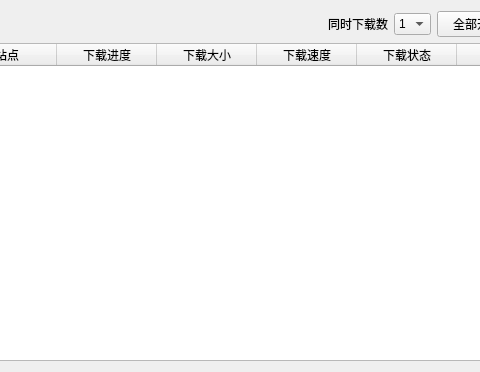
First picture: the form in ui/ui_download.ui, repository tonquer/ehentai-qt, before the edit; both pictures show x 255 to 735 and y 0 to 372 of the 1156 by 372 pixel window.
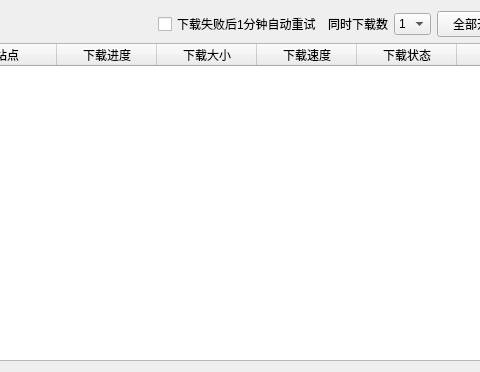
Second picture: the form after the edit.

```diff
--- a/ui/ui_download.ui
+++ b/ui/ui_download.ui
@@ -31,6 +31,13 @@
          </property>
         </spacer>
        </item>
+       <item>
+        <widget class="QCheckBox" name="redownloadRadio">
+         <property name="text">
+          <string>下载失败后1分钟自动重试</string>
+         </property>
+        </widget>
+       </item>
        <item>
         <widget class="QLabel" name="label">
          <property name="text">
```
